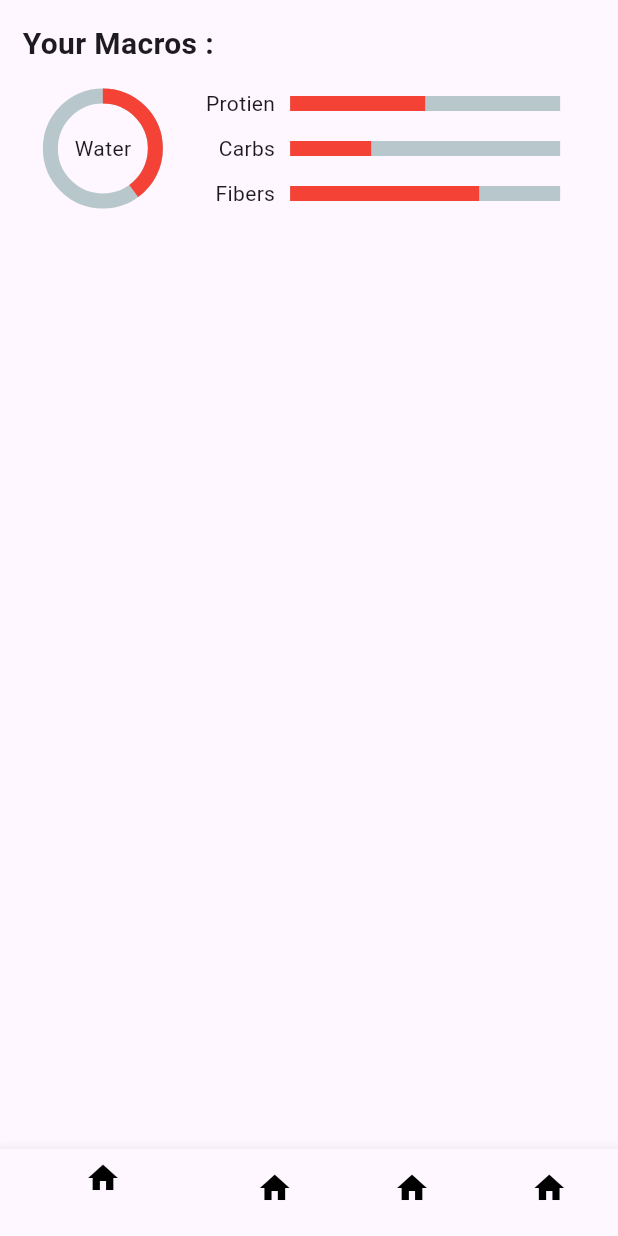
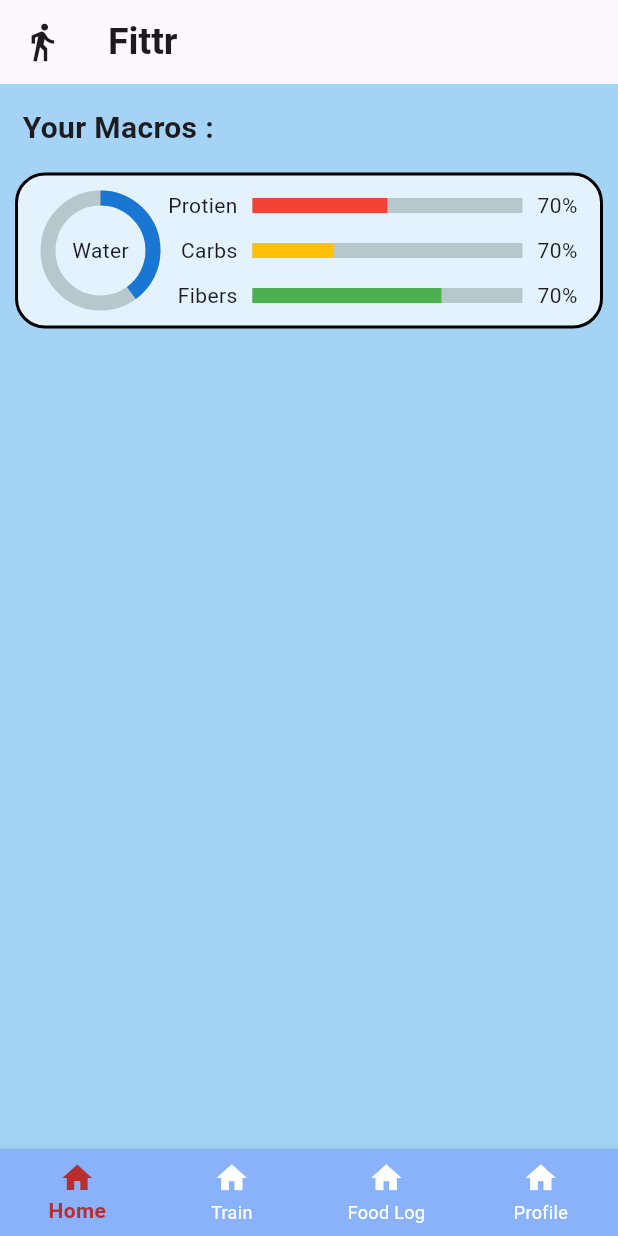
Before and after one commit to AgrwalNipun/fitness_app1, a Flutter app: the screen it shows after launch, on a phone screen of 412 x 824 dp. Run offline on Flutter 3.47's test engine with Material 3 defaults, Android fonts, the phone set to English and light mode, and no system bars; drawn by our look-alikes of percent_indicator; our stand-ins replace fl_chart.

Commit message:
added some colors

```diff
--- a/lib/extra_widgets.dart
+++ b/lib/extra_widgets.dart
@@ -16,14 +16,23 @@ import 'package:percent_indicator/linear_percent_indicator.dart';
       );
   @override
   Widget build(BuildContext context) {
-    return  Row(
+    return  Container(
+      margin: EdgeInsets.fromLTRB(10,0,10,10),
+      padding: EdgeInsets.all(10),
+      decoration: BoxDecoration(
+        color: Colors.blue.shade50,
+        border: Border.all(width: 2),
+        borderRadius: BorderRadius.circular(20),
+      ),
+      child: Row(
         mainAxisAlignment: MainAxisAlignment.spaceEvenly,
        children: [
         CircularPercentIndicator(
           radius: 40,
           percent: 0.4,
           lineWidth: 10,
-        center:Text("Water")
+          center:Text("Water"),
+          progressColor: Colors.blue.shade700,
           //Icon(Icons.liquor),
         ),
        Column(
@@ -34,6 +43,7 @@ import 'package:percent_indicator/linear_percent_indicator.dart';
             percent : 0.50,
             lineHeight: 10,
             leading: Text('Protien'),
+            trailing: Text("70%",)
            ),
            SizedBox(
             height: 10,
@@ -43,6 +53,8 @@ import 'package:percent_indicator/linear_percent_indicator.dart';
             percent : 0.30,
             lineHeight: 10,
             leading: Text("Carbs"),
+            progressColor: Colors.amber,
+            trailing: Text("70%",)
            ),
             SizedBox(
             height: 10,
@@ -52,10 +64,13 @@ import 'package:percent_indicator/linear_percent_indicator.dart';
             percent : 0.70,
             lineHeight: 10,
             leading: Text("Fibers"),
+            progressColor: Colors.green,
+            trailing: Text("70%",)
            ),
          ],
        )
-    ],);
+      ],),
+    );
   }
 
 
--- a/lib/homepage.dart
+++ b/lib/homepage.dart
@@ -12,13 +12,21 @@ class _HomePageState extends State<HomePage> {
   @override
   Widget build(BuildContext context) {
     return Scaffold(
-
+      backgroundColor: const Color.fromARGB(182, 129, 193, 243),
 
       bottomNavigationBar: BottomNavigationBar(
-        items: [BottomNavigationBarItem(icon: Icon(Icons.home,color: Colors.black,),label: 'Home',),
-      BottomNavigationBarItem(icon: Icon(Icons.home,color: Colors.black),label: 'Train'),
-      BottomNavigationBarItem(icon: Icon(Icons.home,color: Colors.black),label: 'Food Log'),
-      BottomNavigationBarItem(icon: Icon(Icons.home,color: Colors.black),label: 'Profile'),],),
+        type: BottomNavigationBarType.fixed,
+        items: [BottomNavigationBarItem(icon: Icon(Icons.home),label: 'Home'),
+      BottomNavigationBarItem(icon: Icon(Icons.home),label: 'Train'),
+      BottomNavigationBarItem(icon: Icon(Icons.home),label: 'Food Log'),
+      BottomNavigationBarItem(icon: Icon(Icons.home),label: 'Profile'),],
+      selectedItemColor:const Color.fromARGB(255, 186, 45, 45),
+      unselectedItemColor:Colors.white,
+      ),
+
+      appBar: AppBar(leading: Icon(Icons.directions_walk,size: 28,),
+      title: Text("Fittr",style: TextStyle(fontSize: 25,fontWeight: FontWeight.bold),),
+      ),
 
 
       body: SafeArea
--- a/lib/main.dart
+++ b/lib/main.dart
@@ -13,7 +13,11 @@ class MyApp extends StatelessWidget {
       debugShowCheckedModeBanner: false,
       title: 'Flutter Demo',
       theme: ThemeData(
-        colorScheme: ColorScheme.fromSeed(seedColor: Colors.deepPurple),
+        bottomNavigationBarTheme: BottomNavigationBarThemeData(
+          backgroundColor: const Color.fromARGB(255, 137, 178, 250),
+          selectedLabelStyle: TextStyle(color:Colors.white,fontWeight: FontWeight.bold),
+          unselectedLabelStyle: TextStyle(color:Colors.white),
+        )
       ),
       home: const HomePage(),
     );
```
Lines whose indentation alone changed are shown as unchanged.
